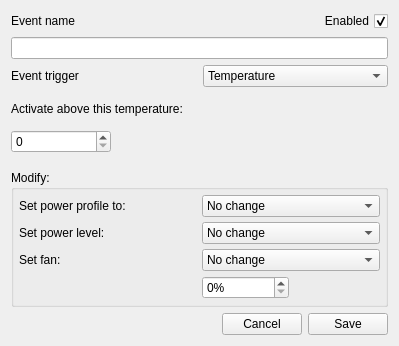
Above: radeon-profile/dialogs/dialog_rpevent.ui from marazmista/radeon-profile before the change. Below: the same form after it.
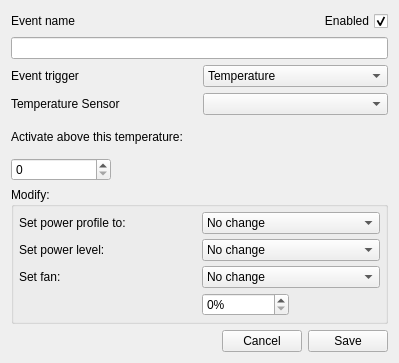
That is the form after the change.

Commit message:
add support for multiple sensors to events tab
allow user to select the temperature sensor to monitor for each
TEMPERATURE type event.

What changed in the file:
```diff
--- a/radeon-profile/dialogs/dialog_rpevent.ui
+++ b/radeon-profile/dialogs/dialog_rpevent.ui
@@ -151,6 +151,17 @@
        </property>
       </widget>
      </item>
+     <item row="3" column="1">
+       <widget class="QComboBox" name="combo_sensorInstance">
+       </widget>
+     </item>
+     <item row="3" column="0">
+       <widget class="QLabel" name="label_sensorInstance">
+           <property name="text">
+             <string>Temperature Sensor</string>
+           </property>
+       </widget>
+     </item>
     </layout>
    </item>
    <item row="1" column="0" colspan="3">
```
The commit also changes 6 other files.
